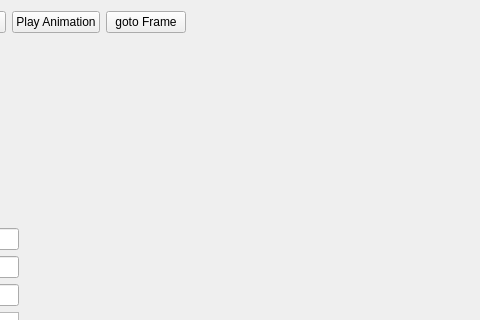
Before: the Qt Designer form bitbots_recordui_rqt/resource/RecordUI.ui in bit-bots/bitbots_main, drawn with Qt 5; both pictures show x 343 to 823 and y 0 to 320 of the 1195 by 662 pixel window.
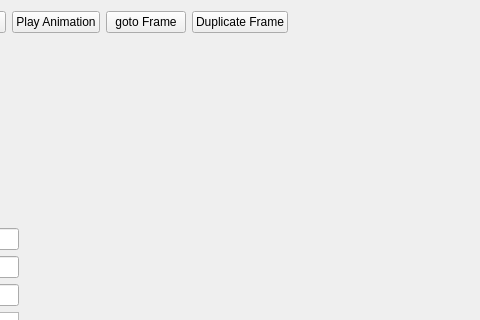
After: the same form once the commit is applied.

Commit message: RecordUI: added duplication

Patch:
```diff
--- a/bitbots_recordui_rqt/resource/RecordUI.ui
+++ b/bitbots_recordui_rqt/resource/RecordUI.ui
@@ -61,6 +61,13 @@
        </property>
       </widget>
      </item>
+     <item>
+      <widget class="QPushButton" name="buttonDuplicateFrame">
+       <property name="text">
+        <string>Duplicate Frame</string>
+       </property>
+      </widget>
+     </item>
      <item>
       <spacer name="horizontalSpacer">
        <property name="orientation">
```
The commit also changes 2 other files.
